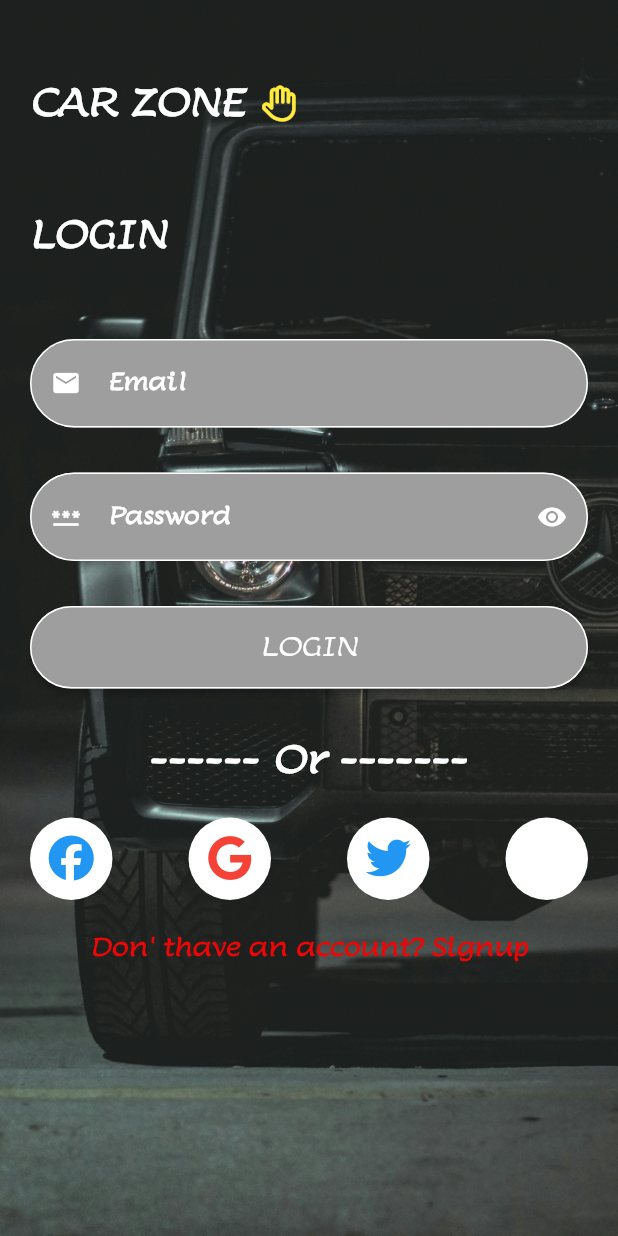
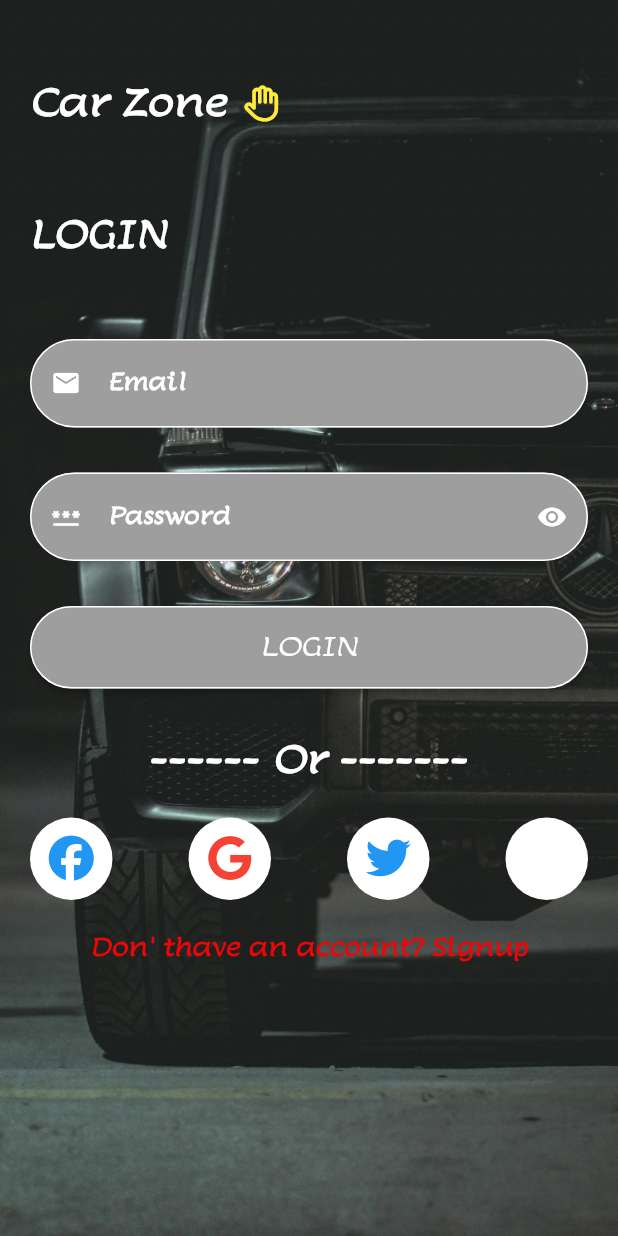
Before and after one commit to ahmedmustafaelazab/Car-Dealership-app, a Flutter app: the screen it shows after launch, on a phone screen of 412 x 824 dp. Run offline on Flutter 3.47's test engine with Material 3 defaults, Android fonts, the phone set to English and light mode, and no system bars; our stand-ins replace flutter_rating_bar, font_awesome_flutter.

Commit message:
Temporary commit to create history

```diff
--- a/lib/app/pages/login_screen.dart
+++ b/lib/app/pages/login_screen.dart
@@ -37,7 +37,7 @@ class _LoginScreenState extends State<LoginScreen> {
                 verticalSpace(30),
                 Row(
                   children: [
-                    Text("CAR ZONE",
+                    Text("Car Zone",
                         style: Theme.of(context).textTheme.bodyLarge),
                     horizontalSpace(12),
                     const Icon(
```
